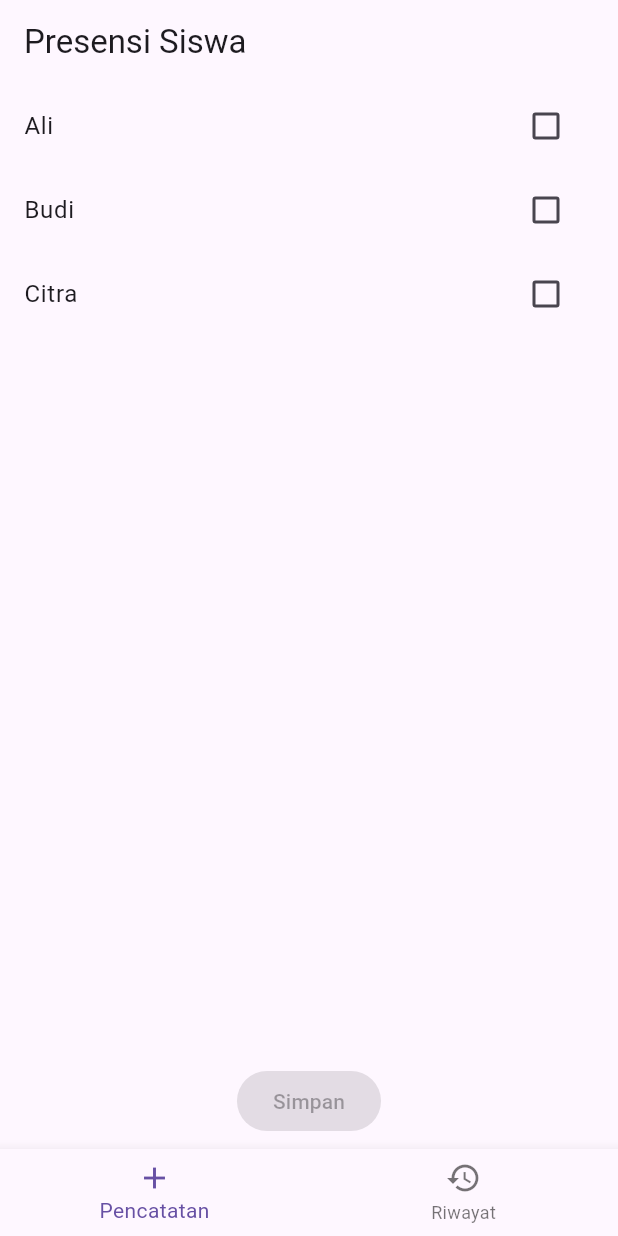
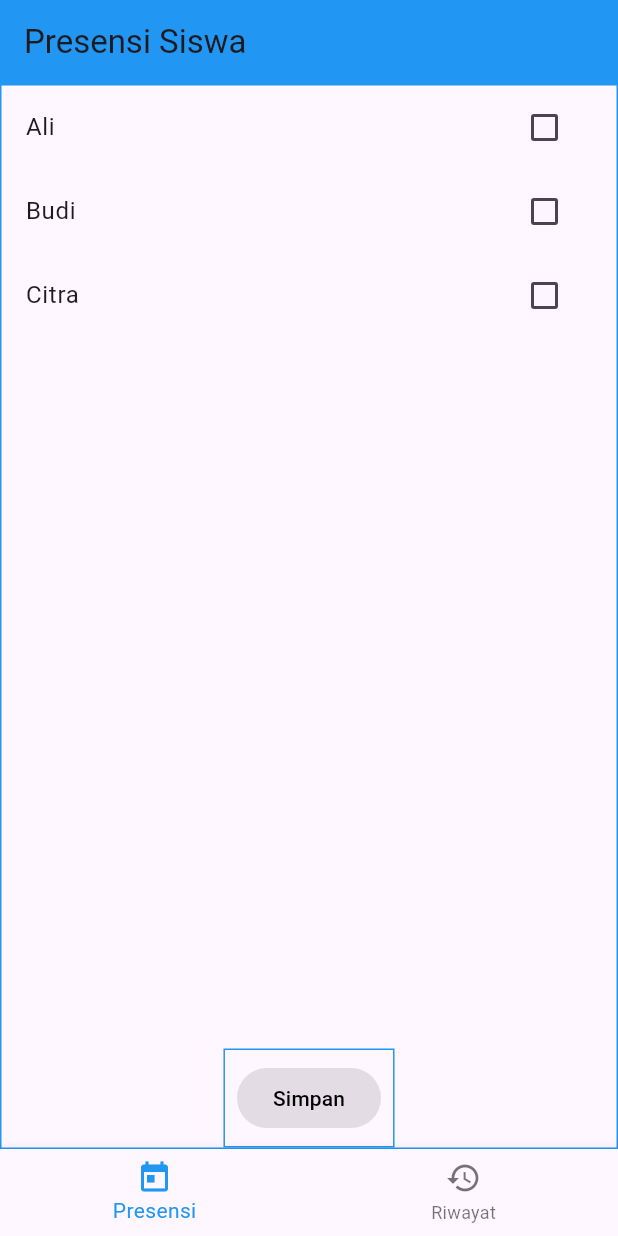
Before and after one commit to WahyuLaksono/monitoring_presensi, a Flutter app: the screen it shows after launch, on a phone screen of 412 x 824 dp. Run offline on Flutter 3.47's test engine with Material 3 defaults, Android fonts, the phone set to English and light mode, and no system bars.

Commit message:
second commit

```diff
--- a/lib/main.dart
+++ b/lib/main.dart
@@ -43,14 +43,16 @@ class _HomePageState extends State<HomePage> {
       bottomNavigationBar: BottomNavigationBar(
         currentIndex: _selectedIndex,
         onTap: _onItemTapped,
+        selectedItemColor: Colors.blue,
         items: const <BottomNavigationBarItem>[
           BottomNavigationBarItem(
-            icon: Icon(Icons.add),
-            label: 'Pencatatan',
+            icon: Icon(Icons.today),
+            label: 'Presensi',
           ),
           BottomNavigationBarItem(
             icon: Icon(Icons.history),
             label: 'Riwayat',
+            backgroundColor: Colors.black,
           ),
         ],
       ),
--- a/lib/providers/kehadiran_provider.dart
+++ b/lib/providers/kehadiran_provider.dart
@@ -3,9 +3,9 @@ import 'package:monitor_presensi/models/data_layer.dart';
 
 class AttendanceProvider with ChangeNotifier {
   List<Mahasiswa> mahasiswas = [
-    Mahasiswa(name: 'Ali'),
-    Mahasiswa(name: 'Budi'),
-    Mahasiswa(name: 'Citra'),
+    Mahasiswa(name: 'Ali', isPresent: false),
+    Mahasiswa(name: 'Budi', isPresent: false),
+    Mahasiswa(name: 'Citra', isPresent: false),
   ];
 
   List<Kehadiran> kehadirans = [];
--- a/lib/views/home_screen.dart
+++ b/lib/views/home_screen.dart
@@ -3,13 +3,22 @@ import 'package:provider/provider.dart';
 import 'package:monitor_presensi/providers/kehadiran_provider.dart';
 
 class HomeScreen extends StatelessWidget {
+  const HomeScreen({super.key});
+
   @override
   Widget build(BuildContext context) {
     return Scaffold(
-      appBar: AppBar(title: Text("Presensi Siswa")),
+      appBar: AppBar(
+        title: const Text("Presensi Siswa"),
+        backgroundColor: Colors.blue,
+      ),
       body: Consumer<AttendanceProvider>(
         builder: (context, provider, _) {
-          return Column(
+          return Container(
+            decoration: BoxDecoration(
+              border: Border.all(color: Colors.blue),
+            ),
+            child: Column(
               children: [
                 Expanded(
                   child: ListView.builder(
@@ -27,18 +36,29 @@ class HomeScreen extends StatelessWidget {
                     },
                   ),
                 ),
-              Padding(
+                Container(
                   padding: const EdgeInsets.all(8.0),
+                  decoration: BoxDecoration(
+                    border: Border.all(color: Colors.blue
+                    ),
+                  ),
                   child: ElevatedButton(
+                    style: ElevatedButton.styleFrom(
+                      backgroundColor: Colors.blue,
+                    ),
                     onPressed: provider.mahasiswas.any((mahasiswa) => mahasiswa.isPresent)
                       ? () {
                           provider.saveAttendance();
                         }
                       : null,
-                  child: Text("Simpan"),
+                    child: const Text(
+                      "Simpan",
+                      style: TextStyle(color: Colors.black),
                       ),
                   ),
+                )
               ],
+            ),
           );
         },
       ),
```
Also changed, not shown: lib/views/history_screen.dart (+25 -4 lines), 1 other file. Lines whose indentation alone changed are shown as unchanged.
